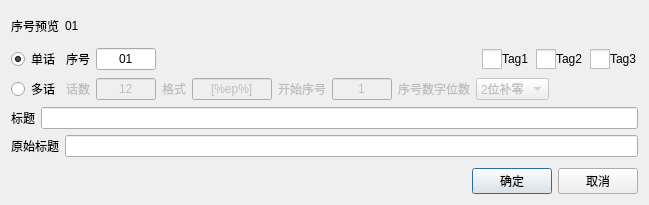
cqwlxxl/cherryme, file UiThread/Anime/AnimeEpisodeNewDialog.ui: the form before one commit.
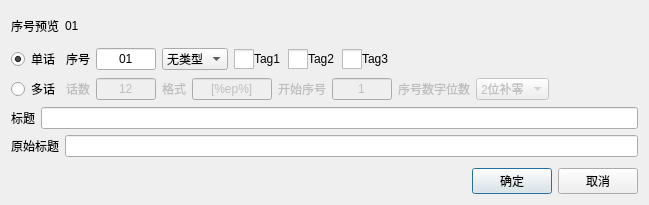
The form after the commit. Icons and pictures are not drawn.

Commit message: new: 动漫类型功能

Patch:
```diff
--- a/UiThread/Anime/AnimeEpisodeNewDialog.ui
+++ b/UiThread/Anime/AnimeEpisodeNewDialog.ui
@@ -85,6 +85,145 @@
        </property>
       </widget>
      </item>
+     <item>
+      <widget class="QComboBox" name="comboBox_Type">
+       <item>
+        <property name="text">
+         <string>无类型</string>
+        </property>
+       </item>
+       <item>
+        <property name="text">
+         <string>剧场版</string>
+        </property>
+       </item>
+       <item>
+        <property name="text">
+         <string>TV</string>
+        </property>
+       </item>
+       <item>
+        <property name="text">
+         <string>特别篇</string>
+        </property>
+       </item>
+       <item>
+        <property name="text">
+         <string>总集篇</string>
+        </property>
+       </item>
+       <item>
+        <property name="text">
+         <string>OVA</string>
+        </property>
+       </item>
+       <item>
+        <property name="text">
+         <string>OAD</string>
+        </property>
+       </item>
+       <item>
+        <property name="text">
+         <string>特典</string>
+        </property>
+       </item>
+       <item>
+        <property name="text">
+         <string>WEB</string>
+        </property>
+       </item>
+      </widget>
+     </item>
+     <item>
+      <widget class="QCheckBox" name="checkBox_Tag1">
+       <property name="styleSheet">
+        <string notr="true">QCheckBox
+{
+  spacing: 0px;
+}
+QCheckBox::indicator
+{
+  width: 20px;
+  height: 20px;
+}
+QCheckBox::indicator:checked:enabled
+{
+  image:url(:/File/img/box_check_enable.png);
+}
+QCheckBox::indicator:unchecked:enabled
+{
+  image:url(:/File/img/box_uncheck_enable.png);
+}
+QCheckBox::indicator:unchecked:disabled
+{
+  image:url(:/File/img/box_uncheck_disable.png);
+}</string>
+       </property>
+       <property name="text">
+        <string>Tag1</string>
+       </property>
+      </widget>
+     </item>
+     <item>
+      <widget class="QCheckBox" name="checkBox_Tag2">
+       <property name="styleSheet">
+        <string notr="true">QCheckBox
+{
+  spacing: 0px;
+}
+QCheckBox::indicator
+{
+  width: 20px;
+  height: 20px;
+}
+QCheckBox::indicator:checked:enabled
+{
+  image:url(:/File/img/box_check_enable.png);
+}
+QCheckBox::indicator:unchecked:enabled
+{
+  image:url(:/File/img/box_uncheck_enable.png);
+}
+QCheckBox::indicator:unchecked:disabled
+{
+  image:url(:/File/img/box_uncheck_disable.png);
+}</string>
+       </property>
+       <property name="text">
+        <string>Tag2</string>
+       </property>
+      </widget>
+     </item>
+     <item>
+      <widget class="QCheckBox" name="checkBox_Tag3">
+       <property name="styleSheet">
+        <string notr="true">QCheckBox
+{
+  spacing: 0px;
+}
+QCheckBox::indicator
+{
+  width: 20px;
+  height: 20px;
+}
+QCheckBox::indicator:checked:enabled
+{
+  image:url(:/File/img/box_check_enable.png);
+}
+QCheckBox::indicator:unchecked:enabled
+{
+  image:url(:/File/img/box_uncheck_enable.png);
+}
+QCheckBox::indicator:unchecked:disabled
+{
+  image:url(:/File/img/box_uncheck_disable.png);
+}</string>
+       </property>
+       <property name="text">
+        <string>Tag3</string>
+       </property>
+      </widget>
+     </item>
      <item>
       <spacer name="hSpacer_Episode">
        <property name="orientation">
@@ -98,96 +237,6 @@
        </property>
       </spacer>
      </item>
-     <item>
-      <widget class="QCheckBox" name="checkBox_Tag1">
-       <property name="styleSheet">
-        <string notr="true">QCheckBox
-{
-  spacing: 0px;
-}
-QCheckBox::indicator
-{
-  width: 20px;
-  height: 20px;
-}
-QCheckBox::indicator:checked:enabled
-{
-  image:url(:/File/img/box_check_enable.png);
-}
-QCheckBox::indicator:unchecked:enabled
-{
-  image:url(:/File/img/box_uncheck_enable.png);
-}
-QCheckBox::indicator:unchecked:disabled
-{
-  image:url(:/File/img/box_uncheck_disable.png);
-}</string>
-       </property>
-       <property name="text">
-        <string>Tag1</string>
-       </property>
-      </widget>
-     </item>
-     <item>
-      <widget class="QCheckBox" name="checkBox_Tag2">
-       <property name="styleSheet">
-        <string notr="true">QCheckBox
-{
-  spacing: 0px;
-}
-QCheckBox::indicator
-{
-  width: 20px;
-  height: 20px;
-}
-QCheckBox::indicator:checked:enabled
-{
-  image:url(:/File/img/box_check_enable.png);
-}
-QCheckBox::indicator:unchecked:enabled
-{
-  image:url(:/File/img/box_uncheck_enable.png);
-}
-QCheckBox::indicator:unchecked:disabled
-{
-  image:url(:/File/img/box_uncheck_disable.png);
-}</string>
-       </property>
-       <property name="text">
-        <string>Tag2</string>
-       </property>
-      </widget>
-     </item>
-     <item>
-      <widget class="QCheckBox" name="checkBox_Tag3">
-       <property name="styleSheet">
-        <string notr="true">QCheckBox
-{
-  spacing: 0px;
-}
-QCheckBox::indicator
-{
-  width: 20px;
-  height: 20px;
-}
-QCheckBox::indicator:checked:enabled
-{
-  image:url(:/File/img/box_check_enable.png);
-}
-QCheckBox::indicator:unchecked:enabled
-{
-  image:url(:/File/img/box_uncheck_enable.png);
-}
-QCheckBox::indicator:unchecked:disabled
-{
-  image:url(:/File/img/box_uncheck_disable.png);
-}</string>
-       </property>
-       <property name="text">
-        <string>Tag3</string>
-       </property>
-      </widget>
-     </item>
     </layout>
    </item>
    <item>
```
The commit also changes 15 other files.
